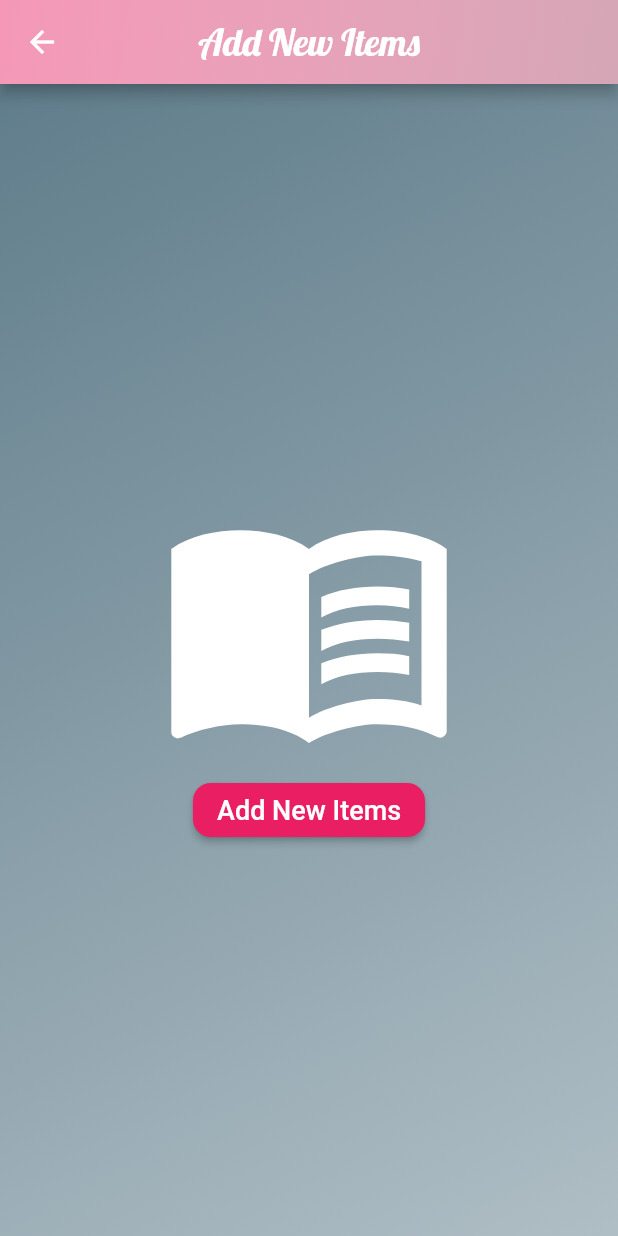
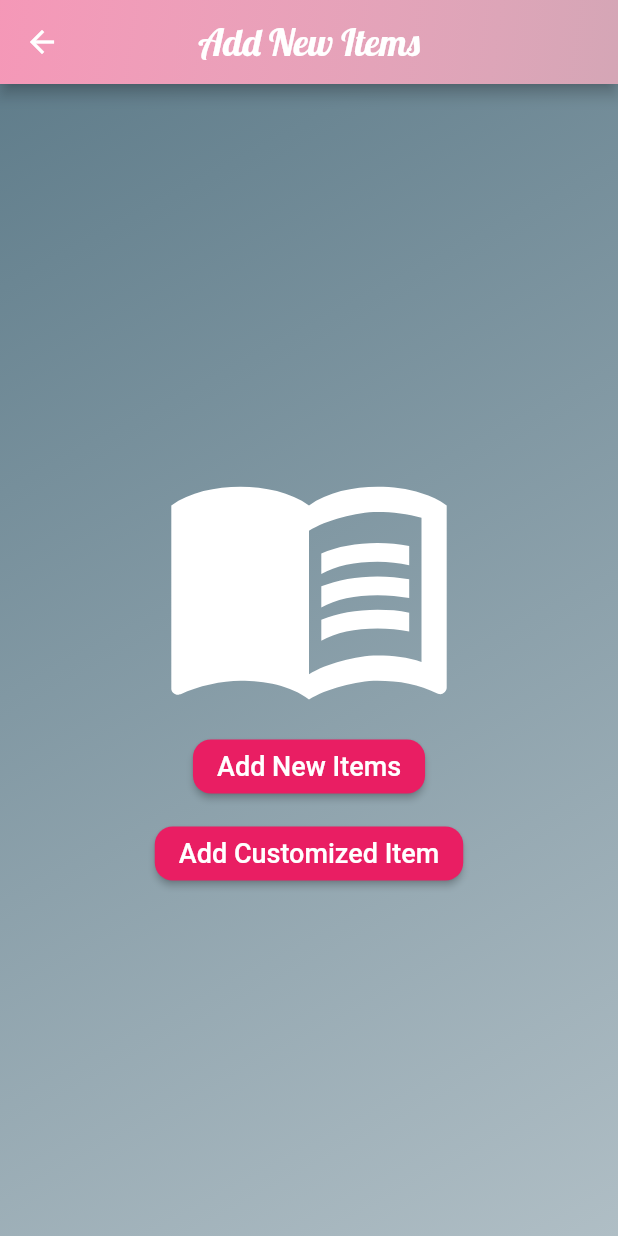
Before and after one commit to melisauzulu/cakery_app, a Flutter app: the ItemsUploadScreen screen opened directly, on a phone screen of 412 x 824 dp. Run offline on Flutter 3.47's test engine with Material 2 defaults, Android fonts, the phone set to English and light mode, and no system bars; our stand-ins replace cloud_firestore, firebase_auth, firebase_core, firebase_storage, fluttertoast, geocoding and 4 more; missing offline and left inert: cloud_firestore_web, dart:ffi, firebase_auth_web, firebase_core_web, firebase_storage_web, geolocator_web and 2 more; accounts and stored records are empty; network calls fail.

Commit message:
flutter version change, seller state update, Customized Cake Option button

```diff
--- a/lib/mainScreens/home_screen.dart
+++ b/lib/mainScreens/home_screen.dart
@@ -25,7 +25,7 @@ class _HomeScreenState extends State<HomeScreen> {
     await FirebaseFirestore.instance.collection("sellers")
         .doc(firebaseAuth.currentUser!.uid)
         .get().then((snapshot) {
-      if(snapshot.data()!["status"] == "approved"){
+      if(snapshot.data()!["status"] == "not approved"){
 
         Fluttertoast.showToast(msg: "You have been blocked !");
         firebaseAuth.signOut();
--- a/lib/uploadScreens/items_upload_screen.dart
+++ b/lib/uploadScreens/items_upload_screen.dart
@@ -39,7 +39,7 @@ class _ItemsUploadScreenState extends State<ItemsUploadScreen> {
 defaultScreen(){
   return Scaffold(
     appBar: AppBar(
-        flexibleSpace:Container(
+      flexibleSpace: Container(
         decoration: const BoxDecoration(
           gradient: LinearGradient(
             colors: [
@@ -50,20 +50,25 @@ class _ItemsUploadScreenState extends State<ItemsUploadScreen> {
             end: const FractionalOffset(2.0, 2.0),
             stops: [0.0, 1.0],
             tileMode: TileMode.clamp,
-              )
           ),
-        ) ,
+        ),
+      ),
       title: const Text(
-          // sellerın menüye yeni item eklemesini sağlıyor.
         "Add New Items",
         style: TextStyle(fontSize: 25, fontFamily: "Lobster"),
       ),
       centerTitle: true,
       automaticallyImplyLeading: true,
       leading: IconButton(
-          icon: const Icon(Icons.arrow_back, color: Colors.white,),
+        icon: const Icon(
+          Icons.arrow_back,
+          color: Colors.white,
+        ),
         onPressed: (){
-            Navigator.push(context, MaterialPageRoute(builder: (c)=> const HomeScreen()));
+          Navigator.push(
+            context,
+            MaterialPageRoute(builder: (c) => const HomeScreen()),
+          );
         },
       ),
     ),
@@ -78,14 +83,17 @@ class _ItemsUploadScreenState extends State<ItemsUploadScreen> {
           end: const FractionalOffset(2.0, 2.0),
           stops: [0.0, 1.0],
           tileMode: TileMode.clamp,
-            )
+        ),
       ),
       child: Center(
         child: Column(
           mainAxisAlignment: MainAxisAlignment.center,
           children: [
-              // menu iconunun değiştirildiği yer
-              const Icon(Icons.menu_book, color: Colors.white, size: 200.0,),
+            const Icon(
+              Icons.menu_book,
+              color: Colors.white,
+              size: 200.0,
+            ),
             ElevatedButton(
               child: const Text(
                 "Add New Items",
@@ -95,19 +103,39 @@ class _ItemsUploadScreenState extends State<ItemsUploadScreen> {
                 ),
               ),
               style: ButtonStyle(
-
                 backgroundColor: MaterialStateProperty.all<Color>(Colors.pink),
                 shape: MaterialStateProperty.all<RoundedRectangleBorder>(
                   RoundedRectangleBorder(
                     borderRadius: BorderRadius.circular(12),
                   ),
                 ),
-
-
               ),
               onPressed: () {
-
                 takeImage(context);
+              },
+            ),
+            const SizedBox(height: 10),
+            ElevatedButton(
+              child: const Text(
+                "Add Customized Item",
+                style: TextStyle(
+                  color: Colors.white,
+                  fontSize: 18,
+                ),
+              ),
+              style: ButtonStyle(
+                backgroundColor: MaterialStateProperty.all<Color>(Colors.pink),
+                shape: MaterialStateProperty.all<RoundedRectangleBorder>(
+                  RoundedRectangleBorder(
+                    borderRadius: BorderRadius.circular(12),
+                  ),
+                ),
+              ),
+              onPressed: () {
+                Navigator.push(
+            context,
+            MaterialPageRoute(builder: (c) => const HomeScreen()),
+          );
               },
             ),
           ],
@@ -115,7 +143,6 @@ class _ItemsUploadScreenState extends State<ItemsUploadScreen> {
       ),
     ),
   );
-
 }
   takeImage(mContext){
 
```
Also changed, not shown: pubspec.lock. Lines whose indentation alone changed are shown as unchanged.
